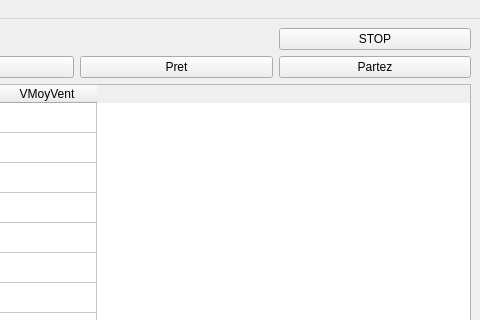
First picture: the form in cihm.ui, repository PhASnBenoit/pmv2023, before the edit; both pictures show x 731 to 1211 and y 0 to 320 of the 1211 by 913 pixel window.
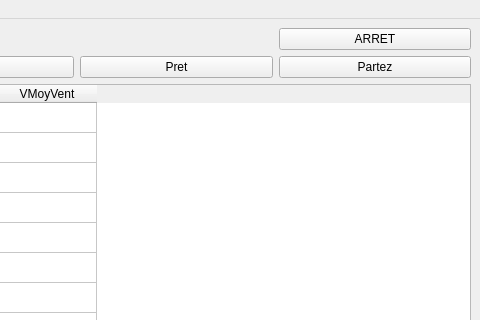
Second picture: the form after the edit.

```diff
--- a/cihm.ui
+++ b/cihm.ui
@@ -32,7 +32,7 @@
         <item row="1" column="6">
          <widget class="QPushButton" name="pbStop">
           <property name="text">
-           <string>STOP</string>
+           <string>ARRET</string>
           </property>
          </widget>
         </item>
```
Left out of the diff: 2 changed lines with no effect on the pictures.
